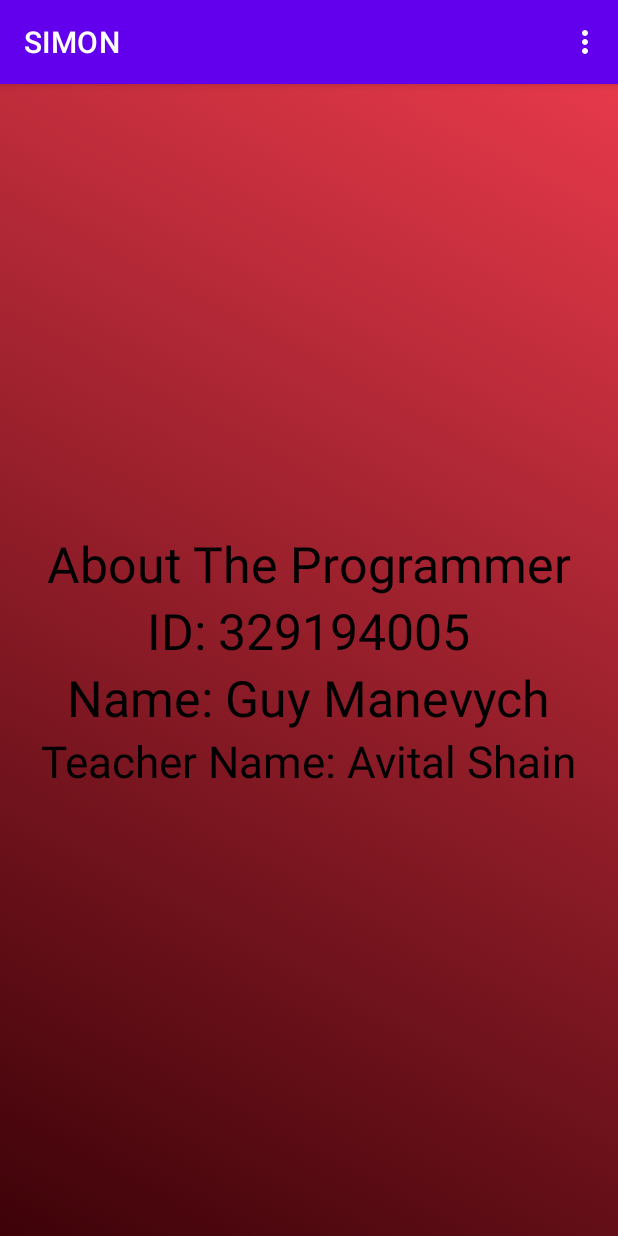
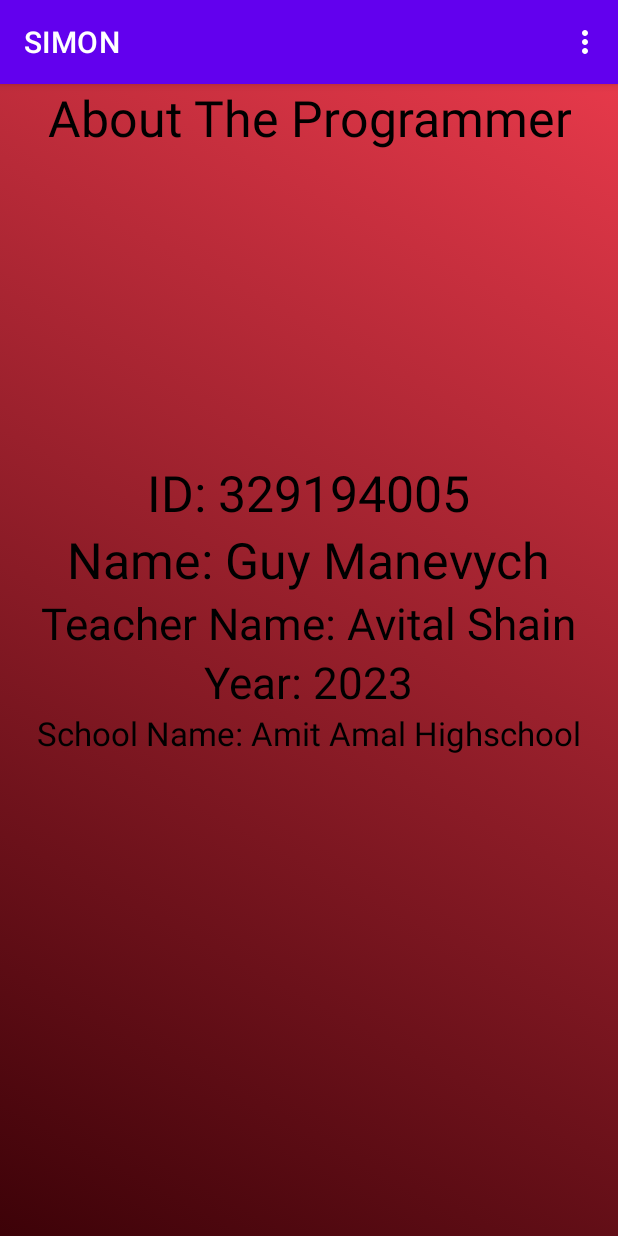
Before and after one commit to guyguy101/SIMON, an Android app: the AboutProgrammerActivity screen opened directly, with no data from a screen before it, on a phone screen of 412 x 824 dp. Run offline under Robolectric (Android 15) with nearby library versions, the light colour scheme and no system bars.

Commit message:
FINAL VERSION 1.4

```diff
--- a/app/src/main/java/com/example/firebase/MainActivity.java
+++ b/app/src/main/java/com/example/firebase/MainActivity.java
@@ -147,7 +147,7 @@ public class MainActivity extends AppCompatActivity implements View.OnClickListe
                             public void onClick(DialogInterface dialog, int which) {
                                 finishAndRemoveTask();
                                 finishAffinity();
-                                System.exit(0);
+
 
                             }
 
--- a/app/src/main/java/com/example/firebase/OpenActivity.java
+++ b/app/src/main/java/com/example/firebase/OpenActivity.java
@@ -195,7 +195,7 @@ private UserDatabase dbHelper = new UserDatabase(this);
 
                                 finishAndRemoveTask();
                                 finishAffinity();
-                                System.exit(0);
+
                             }
 
                         })
--- a/app/src/main/res/layout/activity_about_programmer.xml
+++ b/app/src/main/res/layout/activity_about_programmer.xml
@@ -1,39 +1,67 @@
 <?xml version="1.0" encoding="utf-8"?>
 <LinearLayout xmlns:android="http://schemas.android.com/apk/res/android"
+    xmlns:tools="http://schemas.android.com/tools"
+    android:id="@+id/aboutLayout"
     android:layout_width="match_parent"
     android:layout_height="match_parent"
-    xmlns:tools="http://schemas.android.com/tools"
+    android:background="@drawable/gradient_list"
+    android:gravity="top|center"
     android:orientation="vertical"
-    android:gravity="center"
-    tools:context=".AboutProgrammerActivity"
-    android:background="@drawable/gradient_list"
-    android:id ="@+id/aboutLayout">
+
+    tools:context=".AboutProgrammerActivity">
 
     <TextView
         android:layout_width="wrap_content"
         android:layout_height="wrap_content"
-        android:textSize="33dp"
+        android:gravity="center_horizontal"
+
+        android:text="About The Programmer"
         android:textColor="@color/black"
-        android:text="About The Programmer"></TextView>
+        android:textSize="33dp" />
+
+    <LinearLayout
+
+        android:layout_width="match_parent"
+        android:layout_height="208dp"
+        android:gravity="center"
+        android:layout_marginTop="200dp"
+        android:orientation="vertical"
+        tools:context=".AboutProgrammerActivity">
 
         <TextView
             android:layout_width="wrap_content"
             android:layout_height="wrap_content"
-        android:textSize="33dp"
+            android:text="ID: 329194005"
             android:textColor="@color/black"
-        android:text="ID: 329194005"></TextView>
+            android:textSize="33dp" />
 
         <TextView
             android:layout_width="wrap_content"
             android:layout_height="wrap_content"
-        android:textSize="33dp"
+            android:text="Name: Guy Manevych"
             android:textColor="@color/black"
-        android:text="Name: Guy Manevych"></TextView>
+            android:textSize="33dp" />
 
         <TextView
             android:layout_width="wrap_content"
             android:layout_height="wrap_content"
-        android:textSize="29dp"
+            android:text="Teacher Name: Avital Shain"
             android:textColor="@color/black"
-        android:text="Teacher Name: Avital Shain"></TextView>
+            android:textSize="29dp" />
+
+        <TextView
+            android:layout_width="wrap_content"
+            android:layout_height="wrap_content"
+            android:text="Year: 2023"
+            android:textColor="@color/black"
+            android:textSize="29dp" />
+
+        <TextView
+            android:layout_width="wrap_content"
+            android:layout_height="wrap_content"
+            android:text="School Name: Amit Amal Highschool"
+            android:textColor="@color/black"
+            android:textSize="22dp" />
     </LinearLayout>
+
+</LinearLayout>
```
Also changed, not shown: app/src/main/java/com/example/firebase/ScoreboardActivity.java (+20 -2 lines), app/src/main/res/layout/activity_scoreboard.xml (+15 -0 lines). Lines whose indentation alone changed are shown as unchanged.
